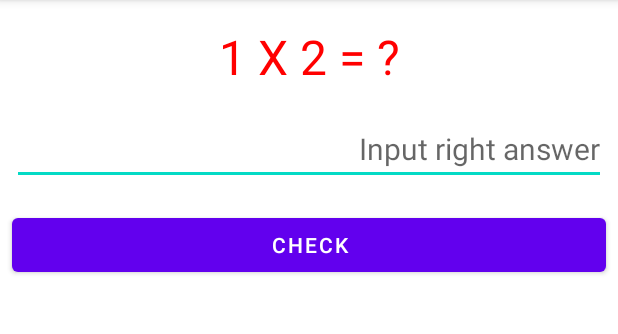
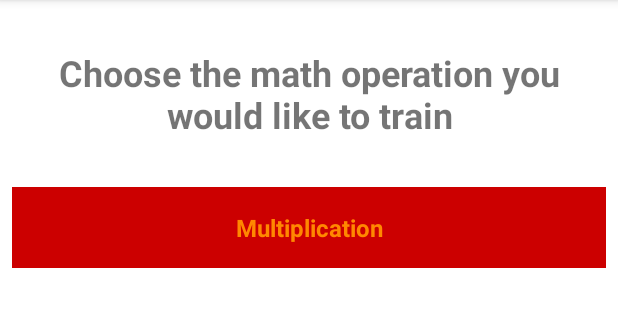
Before and after one commit to DennisHartstock/MathTrainer, an Android app: the screen it shows after launch (MainActivity before the commit, ChooseMathOperationActivity after it), on a phone screen of 412 x 824 dp, the part 84-418 px from its top. Run offline under Robolectric (Android 15) with nearby library versions, the phone set to English and light mode, and no system bars.

Commit message:
add ChooseMathOperationActivity

```diff
--- a/app/src/main/AndroidManifest.xml
+++ b/app/src/main/AndroidManifest.xml
@@ -13,14 +13,22 @@
         android:theme="@style/Theme.MathTrainer"
         tools:targetApi="31">
         <activity
-            android:name=".MainActivity"
+            android:name=".ChooseMathOperationActivity"
             android:exported="true">
+            <meta-data
+                android:name="android.app.lib_name"
+                android:value="" />
+
             <intent-filter>
                 <action android:name="android.intent.action.MAIN" />
 
                 <category android:name="android.intent.category.LAUNCHER" />
             </intent-filter>
+
         </activity>
+        <activity
+            android:name=".MainActivity"
+            android:exported="false" />
     </application>
 
 </manifest>
--- /dev/null
+++ b/app/src/main/java/com/example/mathtrainer/ChooseMathOperationActivity.kt
@@ -0,0 +1,22 @@
+package com.example.mathtrainer
+
+import android.content.Intent
+import android.os.Bundle
+import android.widget.TextView
+import androidx.appcompat.app.AppCompatActivity
+
+class ChooseMathOperationActivity : AppCompatActivity() {
+
+    private lateinit var multiplication: TextView
+
+    override fun onCreate(savedInstanceState: Bundle?) {
+        super.onCreate(savedInstanceState)
+        setContentView(R.layout.activity_choose_math_operation)
+
+        multiplication = findViewById(R.id.tvMultiplication)
+
+        multiplication.setOnClickListener {
+            startActivity(Intent(this, MainActivity::class.java))
+        }
+    }
+}
--- /dev/null
+++ b/app/src/main/res/layout/activity_choose_math_operation.xml
@@ -0,0 +1,43 @@
+<?xml version="1.0" encoding="utf-8"?>
+<androidx.constraintlayout.widget.ConstraintLayout xmlns:android="http://schemas.android.com/apk/res/android"
+    xmlns:app="http://schemas.android.com/apk/res-auto"
+    xmlns:tools="http://schemas.android.com/tools"
+    android:layout_width="match_parent"
+    android:layout_height="match_parent"
+    tools:context=".ChooseMathOperationActivity">
+
+    <TextView
+        android:id="@+id/tvLabel"
+        android:layout_width="wrap_content"
+        android:layout_height="wrap_content"
+        android:layout_marginStart="8dp"
+        android:layout_marginEnd="8dp"
+        android:text="@string/label"
+        android:textSize="24sp"
+        android:textAlignment="center"
+        android:textStyle="bold"
+        android:layout_margin="8dp"
+        android:padding="24dp"
+        app:layout_constraintEnd_toEndOf="parent"
+        app:layout_constraintStart_toStartOf="parent"
+        app:layout_constraintTop_toTopOf="parent" />
+
+    <TextView
+        android:id="@+id/tvMultiplication"
+        android:layout_width="match_parent"
+        android:layout_height="wrap_content"
+        android:layout_marginStart="8dp"
+        android:background="@android:color/holo_red_dark"
+        android:layout_marginTop="16dp"
+        android:layout_marginEnd="8dp"
+        android:textColor="@android:color/holo_orange_dark"
+        android:textStyle="bold"
+        android:text="@string/multiplication"
+        android:layout_margin="8dp"
+        android:padding="16dp"
+        android:textSize="16sp"
+        android:textAlignment="center"
+        app:layout_constraintEnd_toEndOf="parent"
+        app:layout_constraintStart_toStartOf="parent"
+        app:layout_constraintTop_toBottomOf="@+id/tvLabel" />
+</androidx.constraintlayout.widget.ConstraintLayout>
--- a/app/src/main/res/values/strings.xml
+++ b/app/src/main/res/values/strings.xml
@@ -2,4 +2,6 @@
     <string name="app_name">Math Trainer</string>
     <string name="hint_et_answer">Input right answer</string>
     <string name="bt_check">Check</string>
+    <string name="label">Choose the math operation you would like to train</string>
+    <string name="multiplication">Multiplication</string>
 </resources>
```
